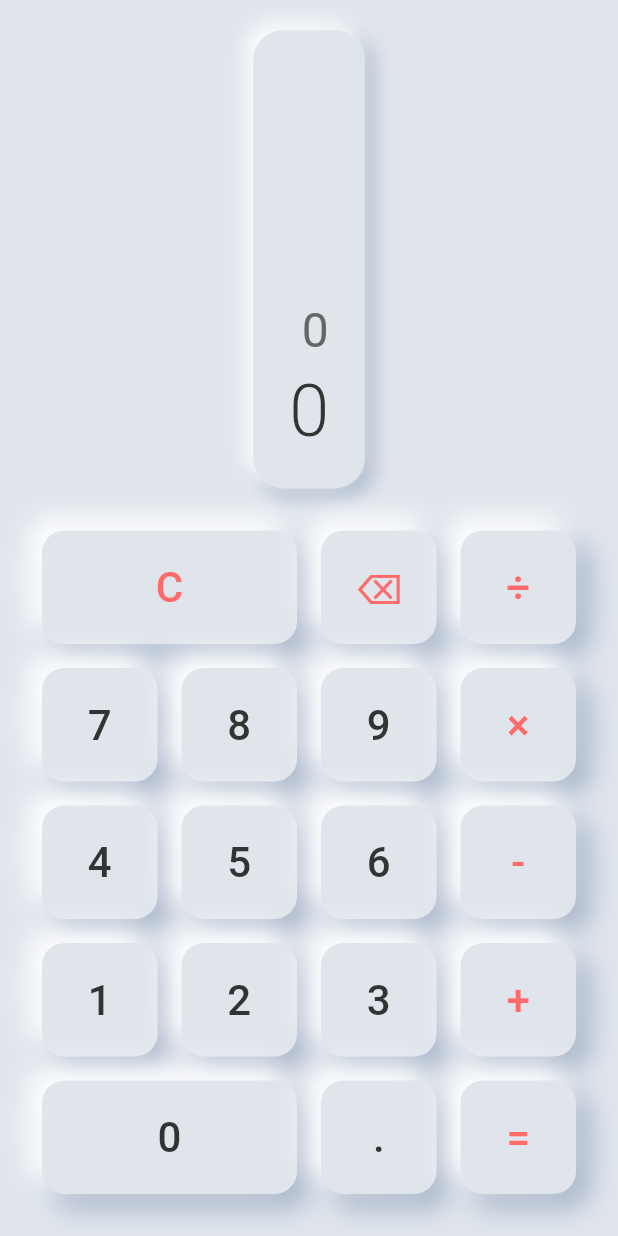
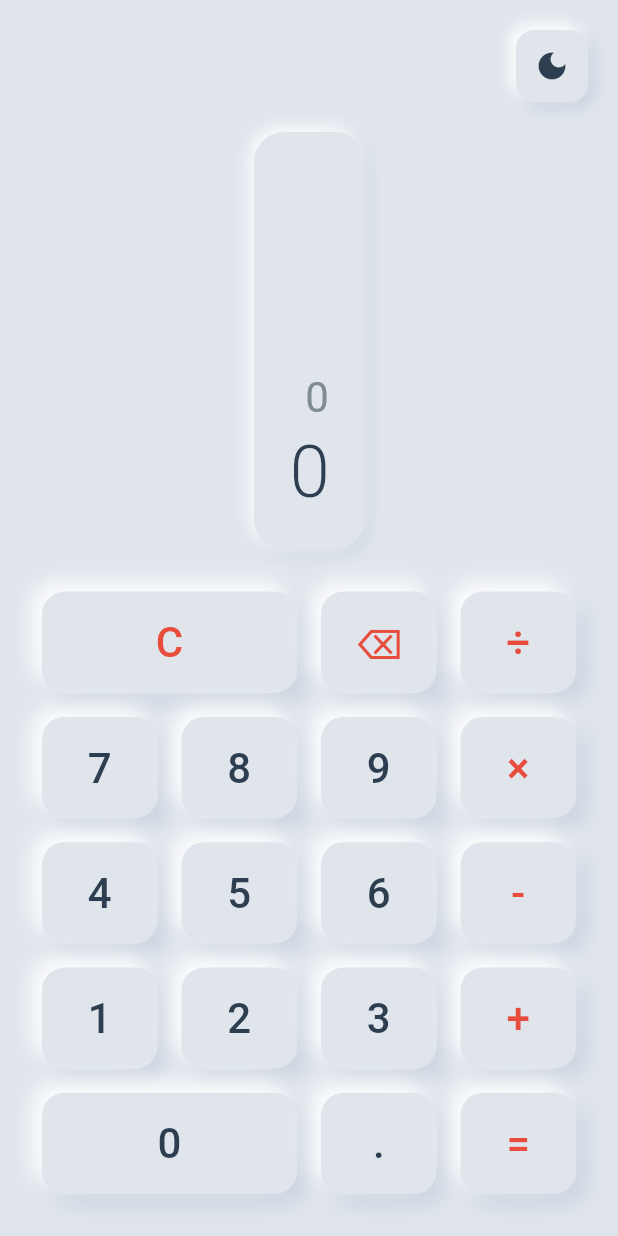
Before and after one commit to ZenKitX/ZenCalc, a Flutter app: the screen it shows after launch, on a phone screen of 412 x 824 dp. Run offline on Flutter 3.47's test engine with Material 3 defaults, Android fonts, the phone set to English and light mode, and no system bars.

Commit message:
阶段五：完成样式优化 - 优化阴影效果、深浅主题切换、颜色优化、响应式布局

```diff
--- a/calculator/lib/main.dart
+++ b/calculator/lib/main.dart
@@ -6,8 +6,21 @@ void main() {
   runApp(const CalculatorApp());
 }
 
-class CalculatorApp extends StatelessWidget {
+class CalculatorApp extends StatefulWidget {
   const CalculatorApp({super.key});
+
+  @override
+  State<CalculatorApp> createState() => _CalculatorAppState();
+}
+
+class _CalculatorAppState extends State<CalculatorApp> {
+  ThemeMode themeMode = ThemeMode.light;
+
+  void toggleTheme() {
+    setState(() {
+      themeMode = themeMode == ThemeMode.light ? ThemeMode.dark : ThemeMode.light;
+    });
+  }
 
   @override
   Widget build(BuildContext context) {
@@ -16,8 +29,8 @@ class CalculatorApp extends StatelessWidget {
       debugShowCheckedModeBanner: false,
       theme: AppTheme.lightTheme,
       darkTheme: AppTheme.darkTheme,
-      themeMode: ThemeMode.light,
-      home: const CalculatorScreen(),
+      themeMode: themeMode,
+      home: CalculatorScreen(onThemeToggle: toggleTheme),
     );
   }
 }
--- a/calculator/lib/screens/calculator_screen.dart
+++ b/calculator/lib/screens/calculator_screen.dart
@@ -5,7 +5,12 @@ import '../widgets/neumorphic_display.dart';
 import '../utils/calculator_logic.dart';
 
 class CalculatorScreen extends StatefulWidget {
-  const CalculatorScreen({super.key});
+  final VoidCallback onThemeToggle;
+
+  const CalculatorScreen({
+    super.key,
+    required this.onThemeToggle,
+  });
 
   @override
   State<CalculatorScreen> createState() => _CalculatorScreenState();
@@ -92,13 +97,57 @@ class _CalculatorScreenState extends State<CalculatorScreen> {
 
   @override
   Widget build(BuildContext context) {
+    final isDark = Theme.of(context).brightness == Brightness.dark;
+    final screenHeight = MediaQuery.of(context).size.height;
+    final isSmallScreen = screenHeight < 600;
+
     return Scaffold(
-      backgroundColor: AppTheme.lightBackground,
+      backgroundColor: isDark ? AppTheme.darkBackground : AppTheme.lightBackground,
       body: SafeArea(
         child: Padding(
-          padding: const EdgeInsets.all(20.0),
+          padding: EdgeInsets.all(isSmallScreen ? 12.0 : 20.0),
           child: Column(
             children: [
+              // 主题切换按钮
+              Row(
+                mainAxisAlignment: MainAxisAlignment.end,
+                children: [
+                  GestureDetector(
+                    onTap: widget.onThemeToggle,
+                    child: Container(
+                      padding: const EdgeInsets.all(12),
+                      decoration: BoxDecoration(
+                        color: isDark ? AppTheme.darkBackground : AppTheme.lightBackground,
+                        borderRadius: BorderRadius.circular(12),
+                        boxShadow: [
+                          BoxShadow(
+                            color: isDark
+                                ? AppTheme.darkShadowDark.withOpacity(0.6)
+                                : AppTheme.lightShadowDark.withOpacity(0.4),
+                            offset: const Offset(4, 4),
+                            blurRadius: 8,
+                          ),
+                          BoxShadow(
+                            color: isDark
+                                ? AppTheme.darkShadowLight.withOpacity(0.6)
+                                : AppTheme.lightShadowLight,
+                            offset: const Offset(-4, -4),
+                            blurRadius: 8,
+                          ),
+                        ],
+                      ),
+                      child: Icon(
+                        isDark ? Icons.light_mode : Icons.dark_mode,
+                        color: isDark ? AppTheme.darkText : AppTheme.lightText,
+                        size: 24,
+                      ),
+                    ),
+                  ),
+                ],
+              ),
+
+              SizedBox(height: isSmallScreen ? 12 : 20),
+
               // 显示区域
               Expanded(
                 flex: 2,
@@ -108,7 +157,7 @@ class _CalculatorScreenState extends State<CalculatorScreen> {
                 ),
               ),
 
-              const SizedBox(height: 20),
+              SizedBox(height: isSmallScreen ? 12 : 20),
 
               // 按钮区域
               Expanded(
--- a/calculator/lib/theme/app_theme.dart
+++ b/calculator/lib/theme/app_theme.dart
@@ -1,22 +1,23 @@
 import 'package:flutter/material.dart';
 
 class AppTheme {
-  // 浅色主题颜色
+  // 浅色主题颜色（优化后）
   static const Color lightBackground = Color(0xFFE0E5EC);
   static const Color lightShadowLight = Color(0xFFFFFFFF);
   static const Color lightShadowDark = Color(0xFFA3B1C6);
-  static const Color lightText = Color(0xFF333333);
-  static const Color lightTextSecondary = Color(0xFF666666);
+  static const Color lightText = Color(0xFF2C3E50);
+  static const Color lightTextSecondary = Color(0xFF7F8C8D);
 
-  // 深色主题颜色
-  static const Color darkBackground = Color(0xFF2E3239);
-  static const Color darkShadowLight = Color(0xFF3A3F47);
-  static const Color darkShadowDark = Color(0xFF1C1E22);
-  static const Color darkText = Color(0xFFFFFFFF);
-  static const Color darkTextSecondary = Color(0xFFCCCCCC);
+  // 深色主题颜色（优化后）
+  static const Color darkBackground = Color(0xFF2C2F36);
+  static const Color darkShadowLight = Color(0xFF3D4149);
+  static const Color darkShadowDark = Color(0xFF1A1C20);
+  static const Color darkText = Color(0xFFECF0F1);
+  static const Color darkTextSecondary = Color(0xFFBDC3C7);
 
-  // 强调色
-  static const Color accentColor = Color(0xFFFF6B6B);
+  // 强调色（更柔和）
+  static const Color accentColor = Color(0xFFE74C3C);
+  static const Color accentColorDark = Color(0xFFFF6B6B);
 
   // 浅色主题
   static ThemeData lightTheme = ThemeData(
@@ -28,11 +29,13 @@ class AppTheme {
         fontSize: 48,
         fontWeight: FontWeight.w300,
         color: lightText,
+        letterSpacing: -1,
       ),
       displayMedium: TextStyle(
-        fontSize: 32,
+        fontSize: 28,
         fontWeight: FontWeight.w400,
         color: lightTextSecondary,
+        letterSpacing: -0.5,
       ),
       bodyLarge: TextStyle(
         fontSize: 24,
@@ -52,11 +55,13 @@ class AppTheme {
         fontSize: 48,
         fontWeight: FontWeight.w300,
         color: darkText,
+        letterSpacing: -1,
       ),
       displayMedium: TextStyle(
-        fontSize: 32,
+        fontSize: 28,
         fontWeight: FontWeight.w400,
         color: darkTextSecondary,
+        letterSpacing: -0.5,
       ),
       bodyLarge: TextStyle(
         fontSize: 24,
--- a/calculator/lib/widgets/neumorphic_button.dart
+++ b/calculator/lib/widgets/neumorphic_button.dart
@@ -28,8 +28,9 @@ class _NeumorphicButtonState extends State<NeumorphicButton> {
   Widget build(BuildContext context) {
     final isDark = Theme.of(context).brightness == Brightness.dark;
     final defaultTextColor = isDark ? AppTheme.darkText : AppTheme.lightText;
+    final accentColor = isDark ? AppTheme.accentColorDark : AppTheme.accentColor;
     final textColor = widget.isOperator
-        ? AppTheme.accentColor
+        ? accentColor
         : (widget.textColor ?? defaultTextColor);
 
     return GestureDetector(
@@ -50,41 +51,41 @@ class _NeumorphicButtonState extends State<NeumorphicButton> {
           borderRadius: BorderRadius.circular(15),
           boxShadow: isPressed
               ? [
-                  // 按下状态：内阴影效果
+                  // 按下状态：内阴影效果（更柔和）
                   BoxShadow(
                     color: isDark
-                        ? AppTheme.darkShadowDark
-                        : AppTheme.lightShadowDark,
-                    offset: const Offset(4, 4),
-                    blurRadius: 8,
-                    spreadRadius: 1,
+                        ? AppTheme.darkShadowDark.withOpacity(0.5)
+                        : AppTheme.lightShadowDark.withOpacity(0.3),
+                    offset: const Offset(3, 3),
+                    blurRadius: 6,
+                    spreadRadius: 0,
                   ),
                   BoxShadow(
                     color: isDark
-                        ? AppTheme.darkShadowLight
-                        : AppTheme.lightShadowLight,
-                    offset: const Offset(-4, -4),
-                    blurRadius: 8,
-                    spreadRadius: 1,
+                        ? AppTheme.darkShadowLight.withOpacity(0.5)
+                        : AppTheme.lightShadowLight.withOpacity(0.9),
+                    offset: const Offset(-3, -3),
+                    blurRadius: 6,
+                    spreadRadius: 0,
                   ),
                 ]
               : [
-                  // 正常状态：外阴影效果（凸起）
+                  // 正常状态：外阴影效果（更立体）
                   BoxShadow(
                     color: isDark
-                        ? AppTheme.darkShadowDark
-                        : AppTheme.lightShadowDark,
-                    offset: const Offset(8, 8),
-                    blurRadius: 15,
-                    spreadRadius: 1,
+                        ? AppTheme.darkShadowDark.withOpacity(0.6)
+                        : AppTheme.lightShadowDark.withOpacity(0.4),
+                    offset: const Offset(6, 6),
+                    blurRadius: 12,
+                    spreadRadius: 0,
                   ),
                   BoxShadow(
                     color: isDark
-                        ? AppTheme.darkShadowLight
-                        : AppTheme.lightShadowLight,
-                    offset: const Offset(-8, -8),
-                    blurRadius: 15,
-                    spreadRadius: 1,
+                        ? AppTheme.darkShadowLight.withOpacity(0.6)
+                        : AppTheme.lightShadowLight.withOpacity(1.0),
+                    offset: const Offset(-6, -6),
+                    blurRadius: 12,
+                    spreadRadius: 0,
                   ),
                 ],
         ),
--- a/calculator/lib/widgets/neumorphic_display.dart
+++ b/calculator/lib/widgets/neumorphic_display.dart
@@ -21,22 +21,22 @@ class NeumorphicDisplay extends StatelessWidget {
         color: isDark ? AppTheme.darkBackground : AppTheme.lightBackground,
         borderRadius: BorderRadius.circular(20),
         boxShadow: [
-          // 内阴影效果（凹陷）
+          // 内阴影效果（凹陷）- 更柔和
           BoxShadow(
             color: isDark
-                ? AppTheme.darkShadowDark
-                : AppTheme.lightShadowDark,
-            offset: const Offset(4, 4),
-            blurRadius: 10,
-            spreadRadius: 1,
+                ? AppTheme.darkShadowDark.withOpacity(0.5)
+                : AppTheme.lightShadowDark.withOpacity(0.3),
+            offset: const Offset(3, 3),
+            blurRadius: 8,
+            spreadRadius: 0,
           ),
           BoxShadow(
             color: isDark
-                ? AppTheme.darkShadowLight
-                : AppTheme.lightShadowLight,
-            offset: const Offset(-4, -4),
-            blurRadius: 10,
-            spreadRadius: 1,
+                ? AppTheme.darkShadowLight.withOpacity(0.5)
+                : AppTheme.lightShadowLight.withOpacity(0.9),
+            offset: const Offset(-3, -3),
+            blurRadius: 8,
+            spreadRadius: 0,
           ),
         ],
       ),
```
Also changed, not shown: 1 other file.
